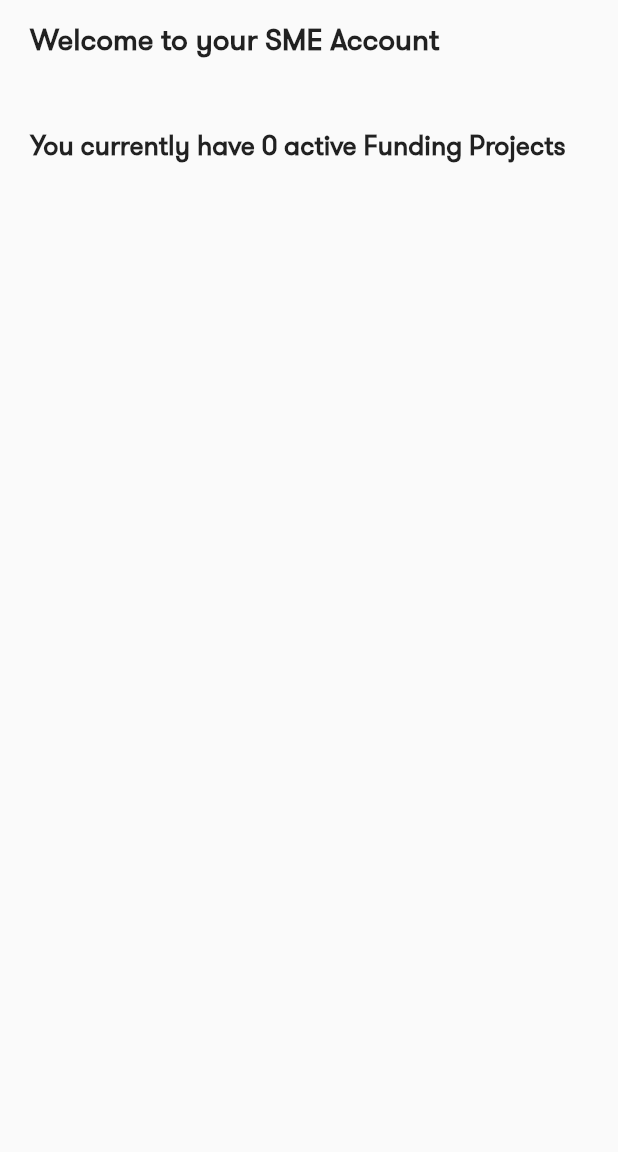
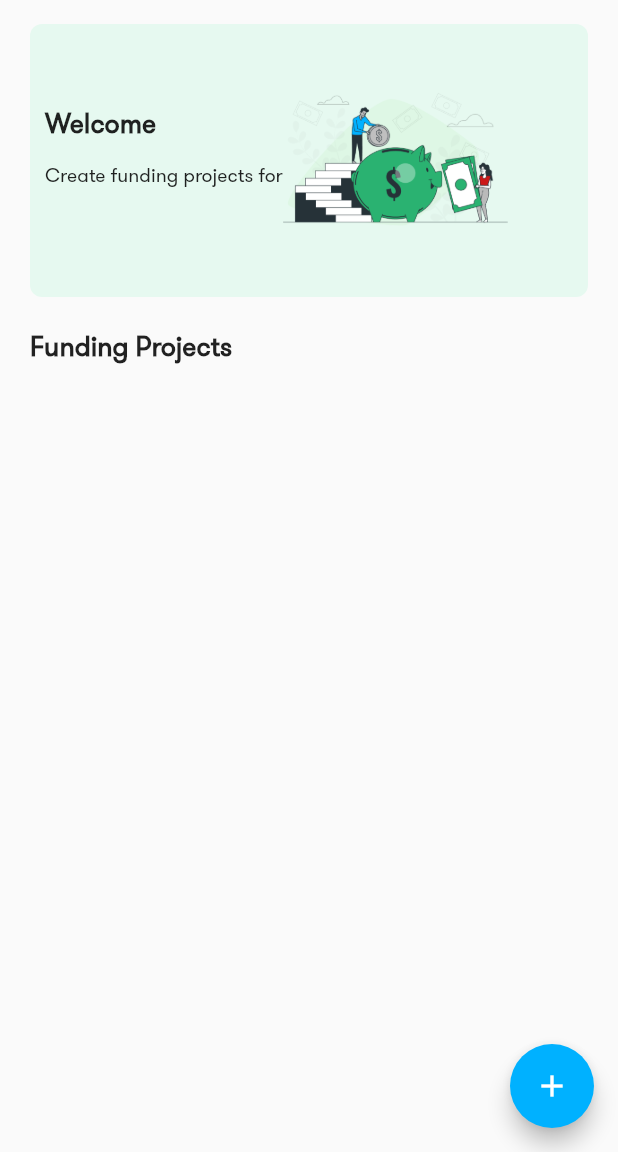
Before and after one commit to iwanjo/seedfund_capstone, a Flutter app: the SMEHome screen opened directly, on a phone screen of 412 x 824 dp, the part 84-1236 px from its top. Run offline on Flutter 3.47's test engine with Material 2 defaults, Android fonts, the phone set to English and light mode, and no system bars; our stand-ins replace cloud_firestore, firebase_auth, firebase_core, firebase_database, flutter_chat_bubble, fluttertoast and 3 more; missing offline and left inert: cupertino_list_tile, outline_search_bar; accounts and stored records are empty; project files that could hold a hidden picture were left out.

Commit message:
Added FAB to SME Home page

```diff
--- a/lib/main.dart
+++ b/lib/main.dart
@@ -54,7 +54,7 @@
       loadingTextPadding: const EdgeInsets.all(0),
       useLoader: true,
       navigateAfterSeconds:
-          result != null ? const InvestorPageRouting() : const OnboardingOne(),
+          result != null ? const SMEPageRouting() : const OnboardingOne(),
       seconds: 4,
     );
   }
--- a/lib/views/sme-views/sme_home.dart
+++ b/lib/views/sme-views/sme_home.dart
@@ -86,7 +86,7 @@ class _SMEHomeState extends State<SMEHome> {
             snapshot.data!.data() as Map<String, dynamic>;
         return Text(
           '${data['companyname']}',
-          style: const TextStyle(fontSize: 20.0, fontWeight: FontWeight.bold),
+          style: const TextStyle(fontSize: 13.0),
         );
       } else {
         throw Error;
@@ -97,6 +97,12 @@ class _SMEHomeState extends State<SMEHome> {
   @override
   Widget build(BuildContext context) {
     return Scaffold(
+      floatingActionButton: FloatingActionButton(
+        onPressed: () {},
+        backgroundColor: Color(0xFF00B1FF),
+        splashColor: Color(0xFF2AB271),
+        child: Icon(Icons.add),
+      ),
       appBar: AppBar(
         elevation: 0,
         backgroundColor: Colors.white,
@@ -114,6 +120,89 @@ class _SMEHomeState extends State<SMEHome> {
               tooltip: 'See more',
               onPressed: () {}),
         ],
+      ),
+      body: SingleChildScrollView(
+        child: Container(
+          padding: const EdgeInsets.symmetric(vertical: 16.0, horizontal: 20.0),
+          height: MediaQuery.of(context).size.height,
+          width: MediaQuery.of(context).size.width,
+          child: ListView(
+            physics: BouncingScrollPhysics(),
+            children: <Widget>[
+              Container(
+                padding: const EdgeInsets.symmetric(
+                    vertical: 16.0, horizontal: 10.0),
+                decoration: BoxDecoration(
+                  borderRadius: BorderRadius.circular(8),
+                  // ignore: prefer_const_literals_to_create_immutables
+                  boxShadow: [
+                    const BoxShadow(
+                      color: Color(0xFFE6F9F0),
+                    ),
+                  ],
+                ),
+                child: Row(
+                  children: <Widget>[
+                    Column(
+                      mainAxisAlignment: MainAxisAlignment.start,
+                      crossAxisAlignment: CrossAxisAlignment.start,
+                      children: <Widget>[
+                        Row(
+                          mainAxisAlignment: MainAxisAlignment.start,
+                          crossAxisAlignment: CrossAxisAlignment.start,
+                          children: <Widget>[
+                            const Text(
+                              "Welcome ",
+                              style: TextStyle(
+                                  fontSize: 18.0, fontWeight: FontWeight.bold),
+                            ),
+                            currentUserName,
+                          ],
+                        ),
+                        const SizedBox(
+                          height: 16,
+                        ),
+                        const Text(
+                          "Create funding projects for",
+                          style: TextStyle(fontSize: 13.0),
+                          maxLines: 2,
+                        ),
+                        businessName,
+                      ],
+                    ),
+                    Image.asset(
+                      "assets/sme-home-pana.png",
+                      fit: BoxFit.contain,
+                      height: 150,
+                      width: 150,
+                    )
+                  ],
+                ),
+              ),
+              Row(
+                mainAxisAlignment: MainAxisAlignment.start,
+                crossAxisAlignment: CrossAxisAlignment.start,
+                // ignore: prefer_const_literals_to_create_immutables
+                children: <Widget>[
+                  // Text(
+                  //   "Welcome to your SME Account",
+                  //   style: const TextStyle(
+                  //       fontSize: 20.0, fontWeight: FontWeight.bold),
+                  // ),
+                ],
+              ),
+              SizedBox(
+                height: 24,
+              ),
+              Text(
+                "Funding Projects",
+                style: const TextStyle(
+                    fontSize: 18.0, fontWeight: FontWeight.bold),
+              ),
+              Container(),
+            ],
+          ),
+        ),
       ),
       drawer: Drawer(
         backgroundColor: const Color(0xFFFFFFFF),
@@ -220,38 +309,6 @@ class _SMEHomeState extends State<SMEHome> {
           ],
         ),
       ),
-      body: SingleChildScrollView(
-        child: Container(
-          padding: const EdgeInsets.symmetric(vertical: 16.0, horizontal: 20.0),
-          height: MediaQuery.of(context).size.height,
-          width: MediaQuery.of(context).size.width,
-          child: ListView(
-            physics: BouncingScrollPhysics(),
-            children: <Widget>[
-              Row(
-                mainAxisAlignment: MainAxisAlignment.start,
-                crossAxisAlignment: CrossAxisAlignment.start,
-                children: <Widget>[
-                  Text(
-                    "Welcome to your SME Account ",
-                    style: const TextStyle(
-                        fontSize: 20.0, fontWeight: FontWeight.bold),
-                  ),
-                ],
-              ),
-              businessName,
-              SizedBox(
-                height: 24,
-              ),
-              Text(
-                "You currently have 0 active Funding Projects",
-                style: const TextStyle(
-                    fontSize: 18.0, fontWeight: FontWeight.bold),
-              )
-            ],
-          ),
-        ),
-      ),
     );
   }
 }
```
Also changed, not shown: lib/views/investor-views/investor_chat.dart (+0 -37 lines), assets/congrats-investor.png (added), assets/credit-card.png (added), assets/foresight-logo (2).png (added), assets/sme-congrats.png (added), assets/sme-home-pana.png (added).
